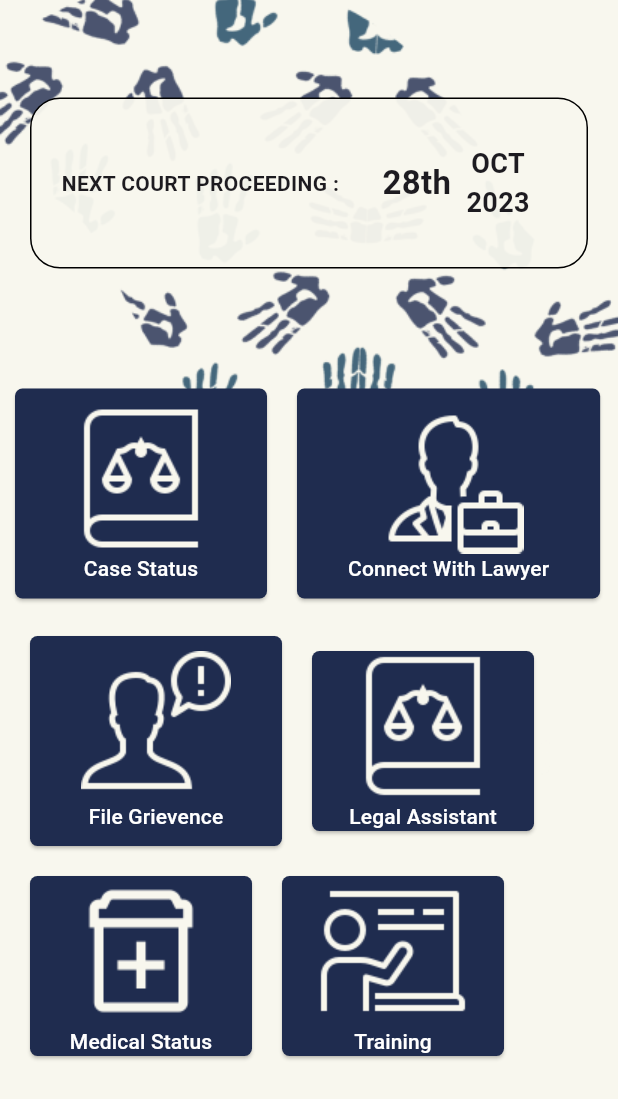
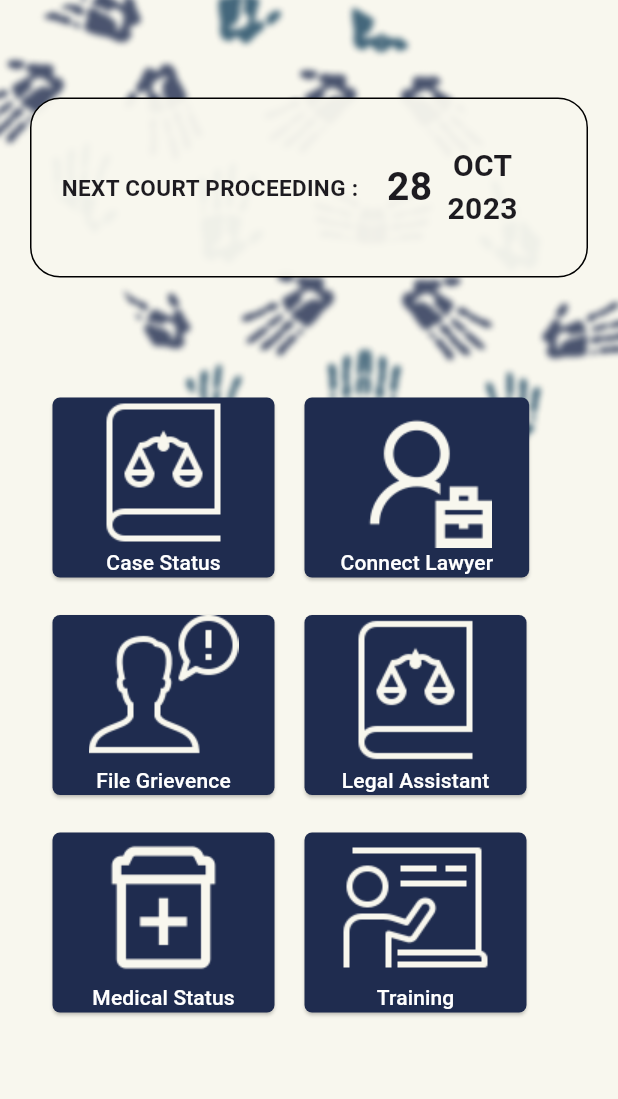
Before and after one commit to SwarupVishwas18/right-aid, a Flutter app: the screen it shows after launch, on a phone screen of 412 x 824 dp. Shown: the top 1099 px of the screen. Run offline on Flutter 3.47's test engine with Material 2 defaults, Android fonts, the phone set to English and light mode, and no system bars; our stand-ins replace cloud_firestore, firebase_core, fluttertoast; accounts and stored records are empty.

Commit message:
home done

```diff
--- a/right_aid/lib/home.dart
+++ b/right_aid/lib/home.dart
@@ -32,15 +32,15 @@ class Home extends StatelessWidget {
                     Text(
                       "NEXT COURT PROCEEDING : ",
                       style:
-                          TextStyle(fontWeight: FontWeight.bold, fontSize: 14),
+                          TextStyle(fontWeight: FontWeight.bold, fontSize: 15),
                     ),
                     SizedBox(
-                      width: 25,
+                      width: 15,
                     ),
                     Text(
-                      "28th",
+                      "28",
                       style:
-                          TextStyle(fontWeight: FontWeight.bold, fontSize: 22),
+                          TextStyle(fontWeight: FontWeight.bold, fontSize: 26),
                     ),
                     SizedBox(
                       width: 10,
@@ -50,12 +50,12 @@ class Home extends StatelessWidget {
                         Text(
                           "OCT",
                           style: TextStyle(
-                              fontWeight: FontWeight.bold, fontSize: 18),
+                              fontWeight: FontWeight.bold, fontSize: 20),
                         ),
                         Text(
                           "2023",
                           style: TextStyle(
-                              fontWeight: FontWeight.bold, fontSize: 18),
+                              fontWeight: FontWeight.bold, fontSize: 20),
                         ),
                       ],
                     )
@@ -69,18 +69,15 @@ class Home extends StatelessWidget {
           ),
           Center(
             child: Padding(
-                padding: const EdgeInsets.symmetric(horizontal: 10),
+                padding: const EdgeInsets.symmetric(horizontal: 35),
                 child: Row(children: [
                   ElevatedButton(
                     style: ElevatedButton.styleFrom(
-                          backgroundColor:
-                              const Color.fromARGB(255, 31, 44, 79),
+                        backgroundColor: const Color.fromARGB(255, 31, 44, 79),
                         shape: RoundedRectangleBorder(
                             borderRadius: BorderRadius.circular(5))),
                     onPressed: () => {},
-                      child: const Padding(
-                        padding: EdgeInsets.all(10),
-                        child: Column(
+                    child: const Column(
                       children: [
                         Image(image: AssetImage("assets/img/case.png")),
                         Text(
@@ -89,29 +86,26 @@ class Home extends StatelessWidget {
                         )
                       ],
                     ),
-                      )),
+                  ),
                   const SizedBox(
                     width: 20,
                   ),
                   ElevatedButton(
                     style: ElevatedButton.styleFrom(
-                          backgroundColor:
-                              const Color.fromARGB(255, 31, 44, 79),
+                        backgroundColor: const Color.fromARGB(255, 31, 44, 79),
                         shape: RoundedRectangleBorder(
                             borderRadius: BorderRadius.circular(5))),
                     onPressed: () => {},
-                      child: const Padding(
-                        padding: EdgeInsets.all(10),
-                        child: Column(
+                    child: const Column(
                       children: [
-                            Image(image: AssetImage("assets/img/lawyer.png")),
+                        Image(image: AssetImage("assets/img/law.png")),
                         Text(
-                              'Connect With Lawyer',
+                          'Connect Lawyer',
                           style: TextStyle(color: Colors.white),
                         )
                       ],
                     ),
-                      )),
+                  ),
                 ])),
           ),
           const SizedBox(
@@ -119,28 +113,24 @@ class Home extends StatelessWidget {
           ),
           Center(
             child: Padding(
-                padding: const EdgeInsets.symmetric(horizontal: 20),
+                padding: const EdgeInsets.symmetric(horizontal: 35),
                 child: Row(children: [
                   ElevatedButton(
                     style: ElevatedButton.styleFrom(
-                          backgroundColor:
-                              const Color.fromARGB(255, 31, 44, 79),
+                        backgroundColor: const Color.fromARGB(255, 31, 44, 79),
                         shape: RoundedRectangleBorder(
                             borderRadius: BorderRadius.circular(5))),
                     onPressed: () => {},
-                      child: const Padding(
-                        padding: EdgeInsets.all(10),
-                        child: Column(
+                    child: const Column(
                       children: [
-                            Image(
-                                image: AssetImage("assets/img/Complaint.png")),
+                        Image(image: AssetImage("assets/img/Complaint.png")),
                         Text(
                           'File Grievence',
                           style: TextStyle(color: Colors.white),
                         )
                       ],
                     ),
-                      )),
+                  ),
                   const SizedBox(
                     width: 20,
                   ),
@@ -163,11 +153,11 @@ class Home extends StatelessWidget {
                 ])),
           ),
           const SizedBox(
-            height: 20,
+            height: 25,
           ),
           Center(
             child: Padding(
-                padding: const EdgeInsets.symmetric(horizontal: 20),
+                padding: const EdgeInsets.symmetric(horizontal: 35),
                 child: Row(children: [
                   ElevatedButton(
                       style: ElevatedButton.styleFrom(
```
Also changed, not shown: right_aid/assets/img/home.png, right_aid/assets/img/law.png (added). Lines whose indentation alone changed are shown as unchanged.
